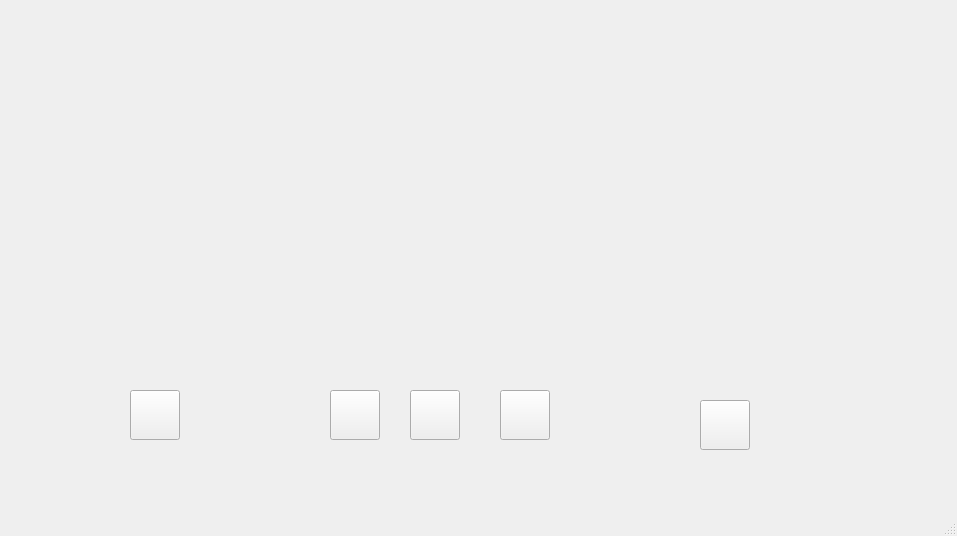
Old version of the form MusicPlayer/mymusicplayer.ui in the repository BeanGuohui/MusicPlayer.
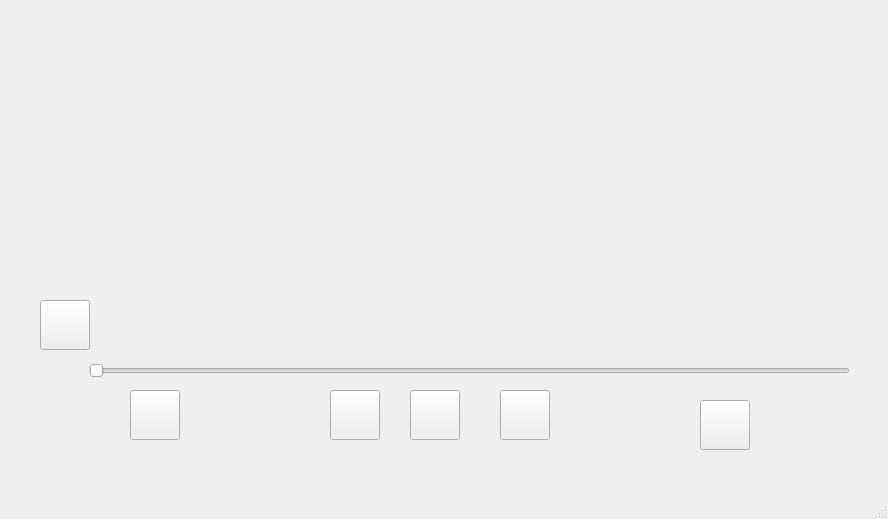
New version of the form. Icons and pictures are not drawn.

The edit to the form file:
```diff
--- a/MusicPlayer/mymusicplayer.ui
+++ b/MusicPlayer/mymusicplayer.ui
@@ -6,8 +6,8 @@
    <rect>
     <x>0</x>
     <y>0</y>
-    <width>957</width>
-    <height>536</height>
+    <width>888</width>
+    <height>519</height>
    </rect>
   </property>
   <property name="windowTitle">
@@ -159,17 +159,67 @@
      <string/>
     </property>
    </widget>
-   <widget class="QTableView" name="infoSong">
+   <widget class="QWidget" name="widget" native="true">
     <property name="geometry">
      <rect>
-      <x>130</x>
-      <y>50</y>
-      <width>631</width>
-      <height>331</height>
+      <x>160</x>
+      <y>70</y>
+      <width>641</width>
+      <height>281</height>
      </rect>
+    </property>
+    <layout class="QHBoxLayout" name="horizontalLayout">
+     <item>
+      <widget class="QTableWidget" name="infoSong">
+       <property name="styleSheet">
+        <string notr="true">background-color: rgb(0, 0, 0, 0);</string>
+       </property>
+      </widget>
+     </item>
+    </layout>
+   </widget>
+   <widget class="QPushButton" name="psPlayType">
+    <property name="geometry">
+     <rect>
+      <x>40</x>
+      <y>300</y>
+      <width>50</width>
+      <height>50</height>
+     </rect>
+    </property>
+    <property name="minimumSize">
+     <size>
+      <width>50</width>
+      <height>50</height>
+     </size>
+    </property>
+    <property name="maximumSize">
+     <size>
+      <width>50</width>
+      <height>50</height>
+     </size>
     </property>
     <property name="styleSheet">
-     <string notr="true">background-color: rgb(0, 0, 0, 0);</string>
+     <string notr="true">border-image: url(:/img/loop.png);</string>
+    </property>
+    <property name="text">
+     <string/>
+    </property>
+   </widget>
+   <widget class="QSlider" name="slProcess">
+    <property name="geometry">
+     <rect>
+      <x>89</x>
+      <y>360</y>
+      <width>761</width>
+      <height>22</height>
+     </rect>
+    </property>
+    <property name="maximum">
+     <number>100</number>
+    </property>
+    <property name="orientation">
+     <enum>Qt::Horizontal</enum>
     </property>
    </widget>
   </widget>
```
